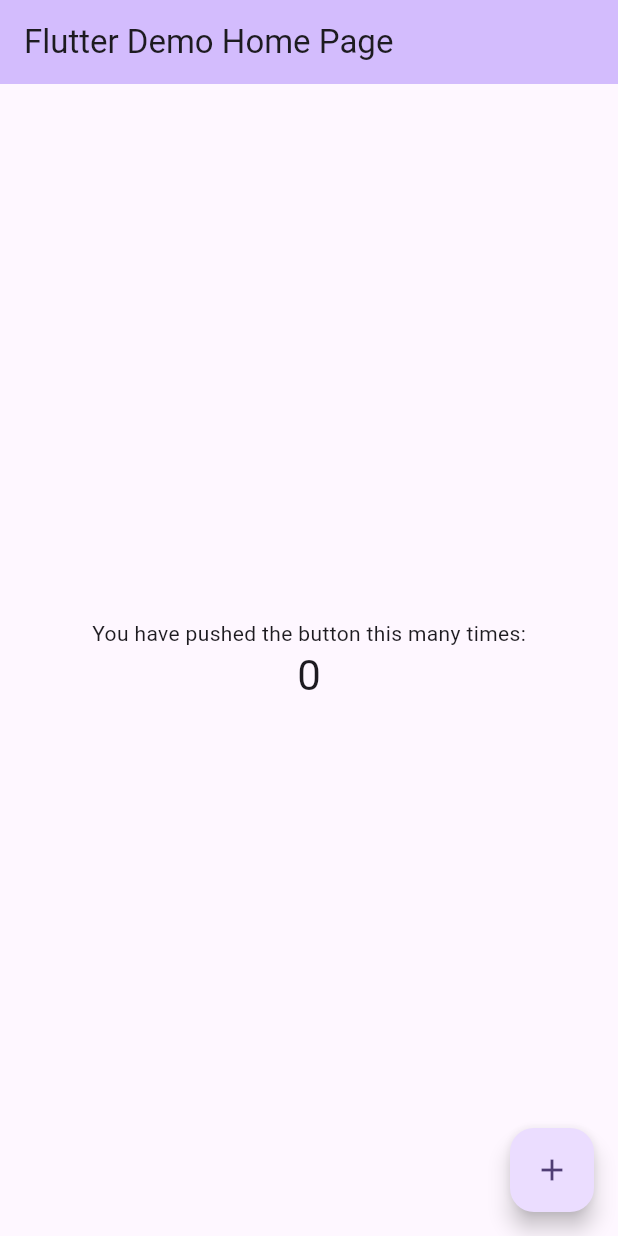
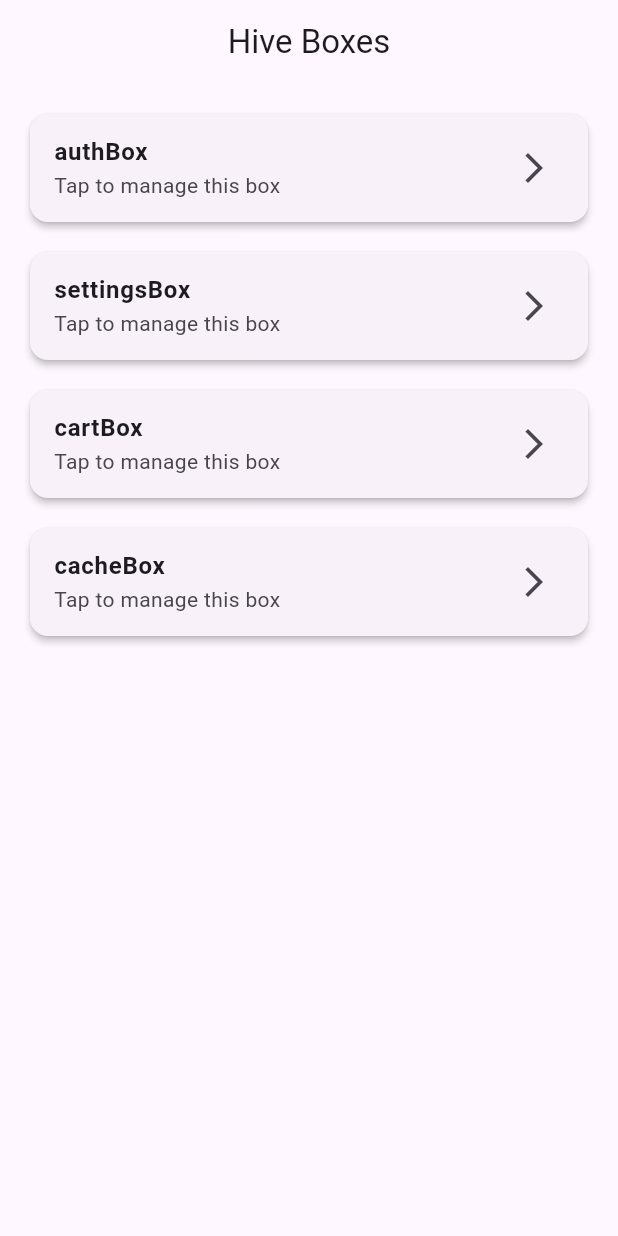
Before and after one commit to Mohammed-coderz/fundev__x, a Flutter app: the screen it shows after launch, on a phone screen of 412 x 824 dp. Run offline on Flutter 3.47's test engine with Material 3 defaults, Android fonts, the light colour scheme and no system bars; our stand-ins replace hive_flutter; accounts and stored records are empty.

Commit message:
integrate Hive local storage and implement box management UI
- Add `hive` and `hive_flutter` dependencies and initialize Hive in `main.dart`.
- Create a `HiveHelper` utility class to encapsulate box operations, including data persistence, removal, and reactive listening.
- Define `HiveBoxes` and `HiveKeys` constant classes for structured management of storage containers and keys.
- Implement `BoxesScreen` to display a list of available Hive boxes (Auth, Settings, Cart, and Cache).
- Implement `BoxDetailsScreen` to provide a UI for managing box entries, including functionality to add new key-value pairs, delete specific entries, and clear entire boxes.
- Update iOS, macOS, Windows, and Linux configuration files to support native plugin dependencies and CocoaPods.
- Refactor `main.dart` to remove the default boilerplate counter application and set `BoxesScreen` as the initial route.

```diff
--- /dev/null
+++ b/lib/core/utils/local_storage/hive/const/hive_boxes.dart
@@ -0,0 +1,9 @@
+class HiveBoxes {
+  /// box is container to save data
+  static const String boxName = 'boxName';
+
+  static const String authBox = 'authBox';
+  static const String settingsBox = 'settingsBox';
+  static const String cartBox = 'cartBox';
+  static const String cacheBox = 'cacheBox';
+}
--- /dev/null
+++ b/lib/feature/boxes_screen/view/boxes_screen.dart
@@ -0,0 +1,57 @@
+import 'package:flutter/material.dart';
+
+import '../../../core/utils/local_storage/hive/const/hive_boxes.dart';
+import '../../boxes_details_screen/view/box_details_screen.dart';
+
+class BoxesScreen extends StatelessWidget {
+  const BoxesScreen({super.key});
+
+  @override
+  Widget build(BuildContext context) {
+    final boxes = [
+      HiveBoxes.authBox,
+      HiveBoxes.settingsBox,
+      HiveBoxes.cartBox,
+      HiveBoxes.cacheBox,
+    ];
+
+    return Scaffold(
+      appBar: AppBar(
+        title: const Text('Hive Boxes'),
+        centerTitle: true,
+      ),
+      body: ListView.separated(
+        padding: const EdgeInsets.all(16),
+        itemCount: boxes.length,
+        separatorBuilder: (context, index) => const SizedBox(height: 12),
+        itemBuilder: (context, index) {
+          final boxName = boxes[index];
+
+          return Card(
+            elevation: 2,
+            child: ListTile(
+              title: Text(
+                boxName,
+                style: const TextStyle(
+                  fontWeight: FontWeight.bold,
+                ),
+              ),
+              subtitle: const Text('Tap to manage this box'),
+              trailing: const Icon(Icons.arrow_forward_ios),
+              onTap: () {
+                Navigator.push(
+                  context,
+                  MaterialPageRoute(
+                    builder: (_) => BoxDetailsScreen(
+                      boxName: boxName,
+                    ),
+                  ),
+                );
+              },
+            ),
+          );
+        },
+      ),
+    );
+  }
+}
--- a/lib/main.dart
+++ b/lib/main.dart
@@ -1,122 +1,28 @@
 import 'package:flutter/material.dart';
 
-void main() {
+import 'core/utils/local_storage/hive/hive_helper.dart';
+import 'feature/boxes_screen/view/boxes_screen.dart';
+
+void main() async {
+
+  WidgetsFlutterBinding.ensureInitialized();
+
+  await HiveHelper.init();
+
   runApp(const MyApp());
+
 }
 
 class MyApp extends StatelessWidget {
   const MyApp({super.key});
-
-  // This widget is the root of your application.
   @override
   Widget build(BuildContext context) {
     return MaterialApp(
       title: 'Flutter Demo',
       theme: ThemeData(
-        // This is the theme of your application.
-        //
-        // TRY THIS: Try running your application with "flutter run". You'll see
-        // the application has a purple toolbar. Then, without quitting the app,
-        // try changing the seedColor in the colorScheme below to Colors.green
-        // and then invoke "hot reload" (save your changes or press the "hot
-        // reload" button in a Flutter-supported IDE, or press "r" if you used
-        // the command line to start the app).
-        //
-        // Notice that the counter didn't reset back to zero; the application
-        // state is not lost during the reload. To reset the state, use hot
-        // restart instead.
-        //
-        // This works for code too, not just values: Most code changes can be
-        // tested with just a hot reload.
         colorScheme: .fromSeed(seedColor: Colors.deepPurple),
       ),
-      home: const MyHomePage(title: 'Flutter Demo Home Page'),
+      home: BoxesScreen(),
     );
   }
 }
-
-class MyHomePage extends StatefulWidget {
-  const MyHomePage({super.key, required this.title});
-
-  // This widget is the home page of your application. It is stateful, meaning
-  // that it has a State object (defined below) that contains fields that affect
-  // how it looks.
-
-  // This class is the configuration for the state. It holds the values (in this
-  // case the title) provided by the parent (in this case the App widget) and
-  // used by the build method of the State. Fields in a Widget subclass are
-  // always marked "final".
-
-  final String title;
-
-  @override
-  State<MyHomePage> createState() => _MyHomePageState();
-}
-
-class _MyHomePageState extends State<MyHomePage> {
-  int _counter = 0;
-
-  void _incrementCounter() {
-    setState(() {
-      // This call to setState tells the Flutter framework that something has
-      // changed in this State, which causes it to rerun the build method below
-      // so that the display can reflect the updated values. If we changed
-      // _counter without calling setState(), then the build method would not be
-      // called again, and so nothing would appear to happen.
-      _counter++;
-    });
-  }
-
-  @override
-  Widget build(BuildContext context) {
-    // This method is rerun every time setState is called, for instance as done
-    // by the _incrementCounter method above.
-    //
-    // The Flutter framework has been optimized to make rerunning build methods
-    // fast, so that you can just rebuild anything that needs updating rather
-    // than having to individually change instances of widgets.
-    return Scaffold(
-      appBar: AppBar(
-        // TRY THIS: Try changing the color here to a specific color (to
-        // Colors.amber, perhaps?) and trigger a hot reload to see the AppBar
-        // change color while the other colors stay the same.
-        backgroundColor: Theme.of(context).colorScheme.inversePrimary,
-        // Here we take the value from the MyHomePage object that was created by
-        // the App.build method, and use it to set our appbar title.
-        title: Text(widget.title),
-      ),
-      body: Center(
-        // Center is a layout widget. It takes a single child and positions it
-        // in the middle of the parent.
-        child: Column(
-          // Column is also a layout widget. It takes a list of children and
-          // arranges them vertically. By default, it sizes itself to fit its
-          // children horizontally, and tries to be as tall as its parent.
-          //
-          // Column has various properties to control how it sizes itself and
-          // how it positions its children. Here we use mainAxisAlignment to
-          // center the children vertically; the main axis here is the vertical
-          // axis because Columns are vertical (the cross axis would be
-          // horizontal).
-          //
-          // TRY THIS: Invoke "debug painting" (choose the "Toggle Debug Paint"
-          // action in the IDE, or press "p" in the console), to see the
-          // wireframe for each widget.
-          mainAxisAlignment: .center,
-          children: [
-            const Text('You have pushed the button this many times:'),
-            Text(
-              '$_counter',
-              style: Theme.of(context).textTheme.headlineMedium,
-            ),
-          ],
-        ),
-      ),
-      floatingActionButton: FloatingActionButton(
-        onPressed: _incrementCounter,
-        tooltip: 'Increment',
-        child: const Icon(Icons.add),
-      ),
-    );
-  }
-}
--- a/pubspec.yaml
+++ b/pubspec.yaml
@@ -34,6 +34,8 @@ dependencies:
   # The following adds the Cupertino Icons font to your application.
   # Use with the CupertinoIcons class for iOS style icons.
   cupertino_icons: ^1.0.8
+  hive: ^2.2.3
+  hive_flutter: ^1.1.0
 
 dev_dependencies:
   flutter_test:
```
Also changed, not shown: lib/core/utils/local_storage/hive/const/hive_keys.dart (added, +11 -0 lines), lib/core/utils/local_storage/hive/hive_helper.dart (added, +77 -0 lines), lib/feature/boxes_details_screen/view/box_details_screen.dart (added, +239 -0 lines), pubspec.lock, 6 other files.
